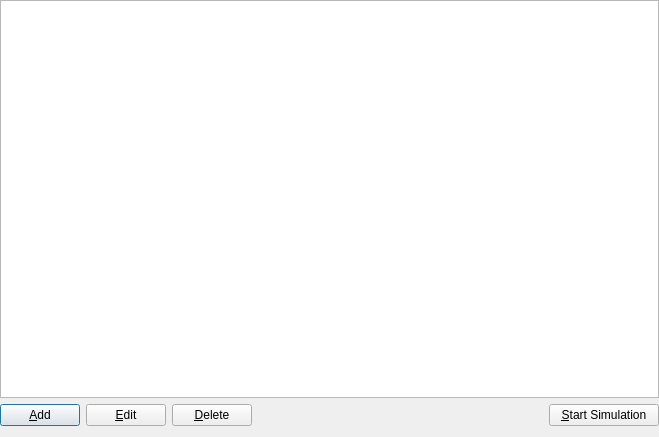
The window that forms/solarsystem/solarsystemoverview.ui (fdeitelhoff/SolarSystemSimulation) describes before a commit, drawn with Qt 5.
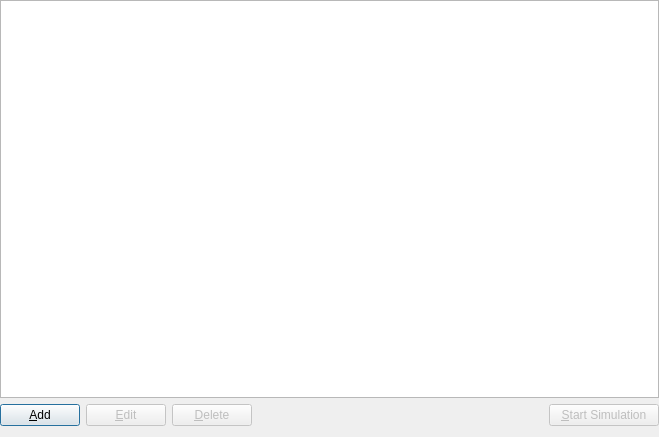
The same window after the commit.

Diff of the .ui file:
```diff
--- a/forms/solarsystem/solarsystemoverview.ui
+++ b/forms/solarsystem/solarsystemoverview.ui
@@ -76,6 +76,9 @@
        </item>
        <item>
         <widget class="QPushButton" name="edit">
+         <property name="enabled">
+          <bool>false</bool>
+         </property>
          <property name="text">
           <string>&amp;Edit</string>
          </property>
@@ -83,6 +86,9 @@
        </item>
        <item>
         <widget class="QPushButton" name="deleteEntity">
+         <property name="enabled">
+          <bool>false</bool>
+         </property>
          <property name="text">
           <string>&amp;Delete</string>
          </property>
@@ -103,6 +109,9 @@
        </item>
        <item>
         <widget class="QPushButton" name="startSimulation">
+         <property name="enabled">
+          <bool>false</bool>
+         </property>
          <property name="minimumSize">
           <size>
            <width>110</width>
```
